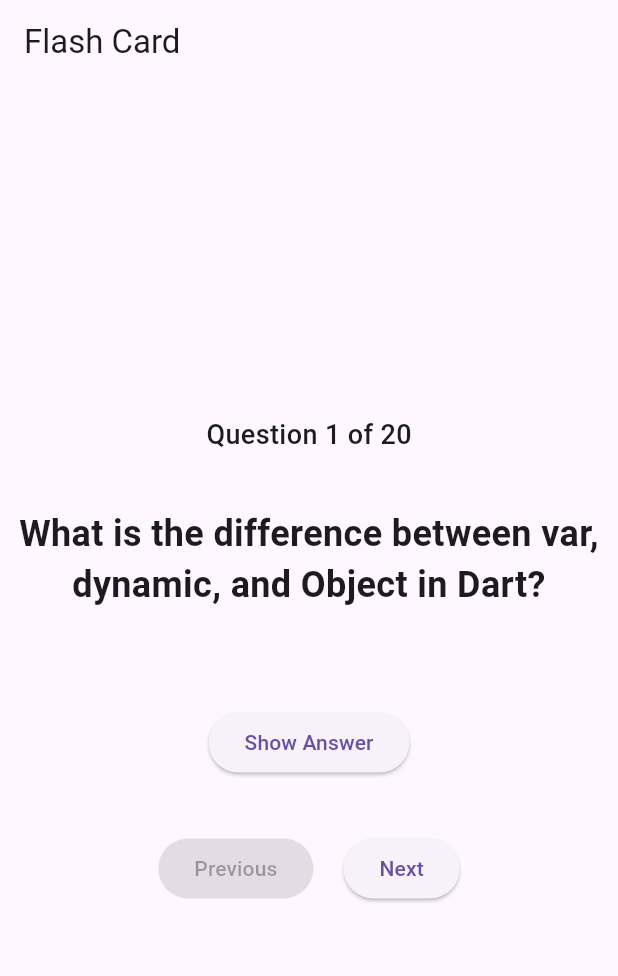
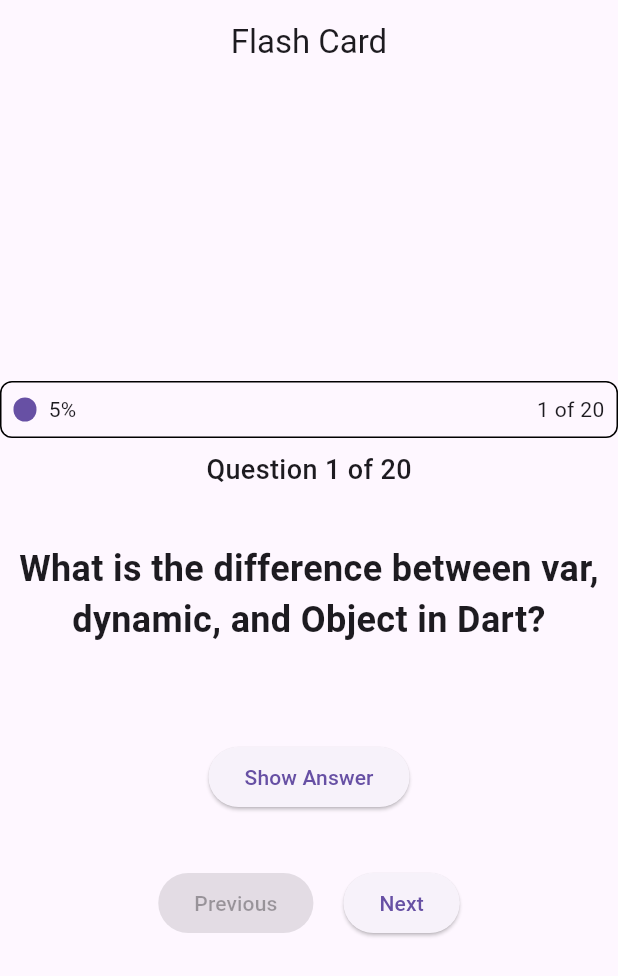
Before and after one commit to architxkumar/flash_card, a Flutter app: the screen it shows after launch, on a phone screen of 412 x 824 dp. Shown: the top 976 px of the screen. Run offline on Flutter 3.47's test engine with Material 3 defaults, Android fonts, the phone set to English and light mode, and no system bars.

Commit message:
feat: add prototype progress bar

```diff
--- a/lib/main.dart
+++ b/lib/main.dart
@@ -14,9 +14,11 @@
       title: 'Flash Card',
       home: Scaffold(
         appBar: AppBar(
+          centerTitle: true,
+
           title: const Text('Flash Card'),
         ),
-        body: Center(
+        body: const Center(
           child: QuizScreenBody(),
         ),
       ),
@@ -69,6 +71,10 @@
       crossAxisAlignment: CrossAxisAlignment.center,
       mainAxisSize: MainAxisSize.min,
       children: [
+        ProgressBar(
+          currentIndex: _currentQuestionIndex,
+          totalQuestions: _quizQuestions.length,
+        ),
         Text(
           'Question ${_currentQuestionIndex + 1} of ${_quizQuestions.length}',
           style: const TextStyle(fontSize: 18.0, fontWeight: FontWeight.w500),
@@ -110,3 +116,41 @@
     );
   }
 }
+
+class ProgressBar extends StatelessWidget {
+  final int currentIndex;
+  final int totalQuestions;
+
+  const ProgressBar({super.key, required this.currentIndex, required this.totalQuestions});
+
+  @override
+  Widget build(BuildContext context) {
+    final progress = ((currentIndex + 1) / totalQuestions * 100).round();
+    return Container(
+      decoration: BoxDecoration(border: BoxBorder.all(), borderRadius: const BorderRadius.all(Radius.circular(8.0))),
+      padding: const EdgeInsets.all(8.0),
+      child: Row(
+        spacing: 8.0,
+        crossAxisAlignment: CrossAxisAlignment.center,
+        children: [
+          Expanded(
+            flex: (currentIndex + 1),
+            child: Container(
+              decoration: BoxDecoration(
+                borderRadius: const BorderRadius.all(Radius.circular(8.0)),
+                color: Theme.of(context).colorScheme.primary,
+              ),
+              height: 16,
+            ),
+          ),
+          Text('$progress%'),
+          Expanded(
+            flex: totalQuestions - (currentIndex + 1),
+            child: const SizedBox(),
+          ),
+          Text('${currentIndex + 1} of $totalQuestions'),
+        ],
+      ),
+    );
+  }
+}
```
